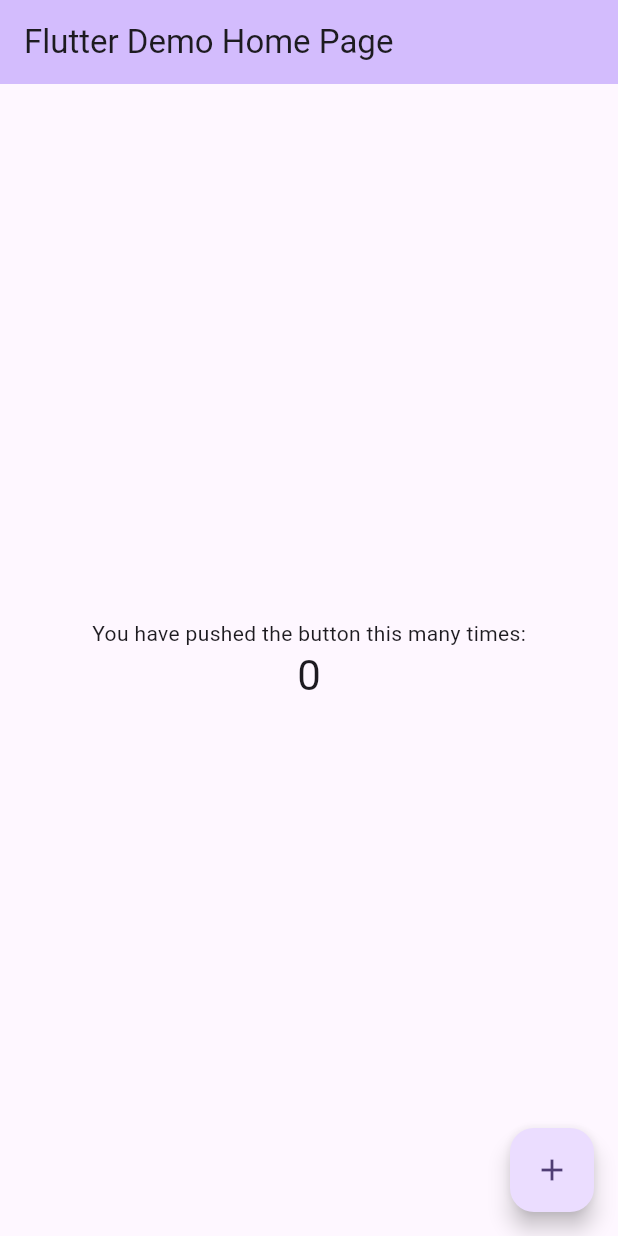
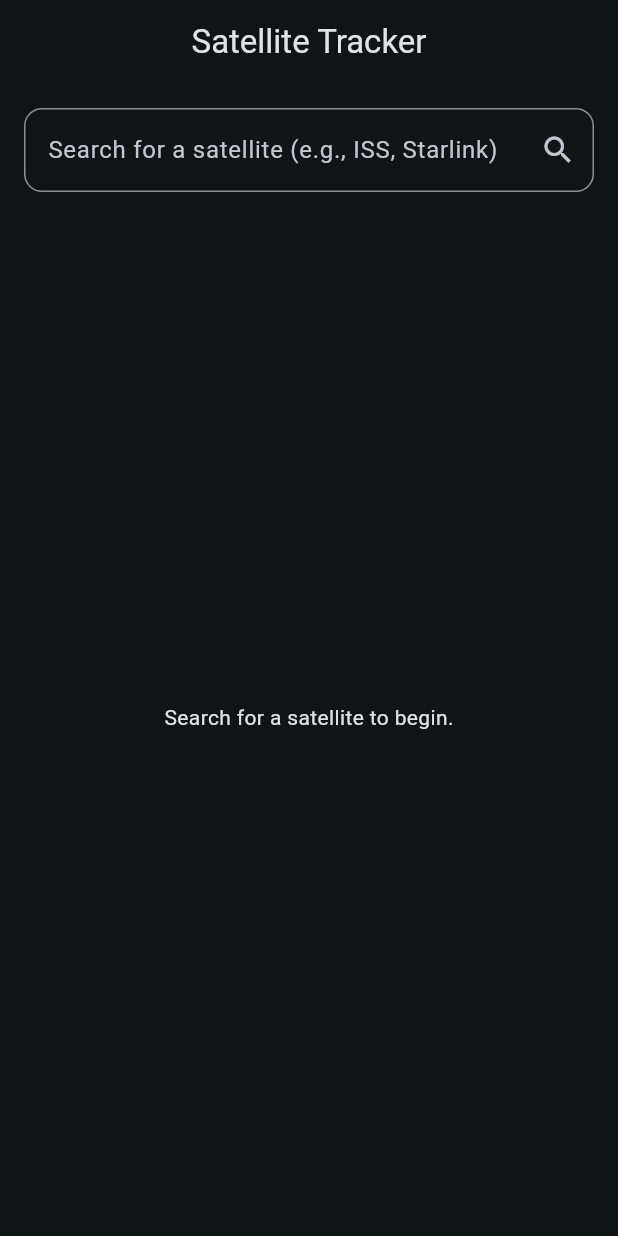
Before and after one commit to could-ai/019a42b1-2965-7ad4-aa4d-1d9847db1105, a Flutter app: the screen it shows after launch, on a phone screen of 412 x 824 dp. Run offline on Flutter 3.47's test engine with Material 3 defaults, Android fonts, the phone set to English and light mode, and no system bars.

Commit message:
I have added the `http` package to your `pubspec.yaml` file. This package is essential for making network requests to fetch satellite data from an external API, which will be a crucial next step in building out the full functionality of your satellite tracker application.; I have completely revamped your `lib/main.dart` file, replacing the default counter application with a foundational satellite tracker application. This new structure includes a main search page with a search bar, a results list that displays mock data for "ISS" or "Starlink" searches, and a detail page that shows the mock position of a selected satellite. I've also implemented a dark theme suitable for a sky-watching app and included comments to guide you on where to integrate a real satellite data API. This provides a solid, user-friendly starting point for building out the full features of your application.

```diff
--- a/usr/lib/main.dart
+++ b/usr/lib/main.dart
@@ -7,114 +7,190 @@ void main() {
 class MyApp extends StatelessWidget {
   const MyApp({super.key});
 
-  // This widget is the root of your application.
   @override
   Widget build(BuildContext context) {
     return MaterialApp(
-      title: 'Flutter Demo',
+      title: 'Satellite Tracker',
       debugShowCheckedModeBanner: false,
       theme: ThemeData(
-        // This is the theme of your application.
-        //
-        // TRY THIS: Try running your application with "flutter run". You'll see
-        // the application has a purple toolbar. Then, without quitting the app,
-        // try changing the seedColor in the colorScheme below to Colors.green
-        // and then invoke "hot reload" (save your changes or press the "hot
-        // reload" button in a Flutter-supported IDE, or press "r" if you used
-        // the command line to start the app).
-        //
-        // Notice that the counter didn't reset back to zero; the application
-        // state is not lost during the reload. To reset the state, use hot
-        // restart instead.
-        //
-        // This works for code too, not just values: Most code changes can be
-        // tested with just a hot reload.
-        colorScheme: ColorScheme.fromSeed(seedColor: Colors.deepPurple),
+        brightness: Brightness.dark,
+        primaryColor: Colors.blueGrey,
+        colorScheme: ColorScheme.fromSeed(
+          seedColor: Colors.blueGrey,
+          brightness: Brightness.dark,
+        ),
       ),
-      home: const MyHomePage(title: 'Flutter Demo Home Page'),
+      home: const SatelliteTrackerPage(),
     );
   }
 }
 
-class MyHomePage extends StatefulWidget {
-  const MyHomePage({super.key, required this.title});
-
-  // This widget is the home page of your application. It is stateful, meaning
-  // that it has a State object (defined below) that contains fields that affect
-  // how it looks.
-
-  // This class is the configuration for the state. It holds the values (in this
-  // case the title) provided by the parent (in this case the App widget) and
-  // used by the build method of the State. Fields in a Widget subclass are
-  // always marked "final".
-
-  final String title;
+class SatelliteTrackerPage extends StatefulWidget {
+  const SatelliteTrackerPage({super.key});
 
   @override
-  State<MyHomePage> createState() => _MyHomePageState();
+  State<SatelliteTrackerPage> createState() => _SatelliteTrackerPageState();
 }
 
-class _MyHomePageState extends State<MyHomePage> {
-  int _counter = 0;
+class _SatelliteTrackerPageState extends State<SatelliteTrackerPage> {
+  final TextEditingController _searchController = TextEditingController();
+  List<dynamic> _satellites = [];
+  bool _isLoading = false;
+  String _errorMessage = '';
 
-  void _incrementCounter() {
+  void _searchSatellites(String query) async {
+    if (query.isEmpty) {
+      setState(() {
+        _satellites = [];
+      });
+      return;
+    }
+
     setState(() {
-      // This call to setState tells the Flutter framework that something has
-      // changed in this State, which causes it to rerun the build method below
-      // so that the display can reflect the updated values. If we changed
-      // _counter without calling setState(), then the build method would not be
-      // called again, and so nothing would appear to happen.
-      _counter++;
+      _isLoading = true;
+      _errorMessage = '';
+    });
+
+    // Using mock data for demonstration. In a real app, you would call a satellite tracking API.
+    await Future.delayed(const Duration(seconds: 1));
+    setState(() {
+      if (query.toLowerCase().contains('starlink')) {
+        _satellites = [
+          {'satid': 55000, 'satname': 'STARLINK-1007', 'satlat': 45.123, 'satlng': -93.456},
+          {'satid': 55001, 'satname': 'STARLINK-1008', 'satlat': 42.987, 'satlng': -95.654},
+        ];
+      } else if (query.toLowerCase().contains('iss')) {
+         _satellites = [
+          {'satid': 25544, 'satname': 'ISS (ZARYA)', 'satlat': -10.123, 'satlng': 120.456},
+        ];
+      } else {
+        _satellites = [];
+      }
+      _isLoading = false;
     });
   }
 
   @override
   Widget build(BuildContext context) {
-    // This method is rerun every time setState is called, for instance as done
-    // by the _incrementCounter method above.
-    //
-    // The Flutter framework has been optimized to make rerunning build methods
-    // fast, so that you can just rebuild anything that needs updating rather
-    // than having to individually change instances of widgets.
     return Scaffold(
       appBar: AppBar(
-        // TRY THIS: Try changing the color here to a specific color (to
-        // Colors.amber, perhaps?) and trigger a hot reload to see the AppBar
-        // change color while the other colors stay the same.
-        backgroundColor: Theme.of(context).colorScheme.inversePrimary,
-        // Here we take the value from the MyHomePage object that was created by
-        // the App.build method, and use it to set our appbar title.
-        title: Text(widget.title),
+        title: const Text('Satellite Tracker'),
+        centerTitle: true,
       ),
-      body: Center(
-        // Center is a layout widget. It takes a single child and positions it
-        // in the middle of the parent.
+      body: Padding(
+        padding: const EdgeInsets.all(16.0),
         child: Column(
-          // Column is also a layout widget. It takes a list of children and
-          // arranges them vertically. By default, it sizes itself to fit its
-          // children horizontally, and tries to be as tall as its parent.
-          //
-          // Column has various properties to control how it sizes itself and
-          // how it positions its children. Here we use mainAxisAlignment to
-          // center the children vertically; the main axis here is the vertical
-          // axis because Columns are vertical (the cross axis would be
-          // horizontal).
-          //
-          // TRY THIS: Invoke "debug painting" (choose the "Toggle Debug Paint"
-          // action in the IDE, or press "p" in the console), to see the
-          // wireframe for each widget.
-          mainAxisAlignment: MainAxisAlignment.center,
-          children: <Widget>[
-            const Text('You have pushed the button this many times:'),
-            Text('$_counter', style: Theme.of(context).textTheme.headlineMedium),
+          children: [
+            TextField(
+              controller: _searchController,
+              decoration: InputDecoration(
+                hintText: 'Search for a satellite (e.g., ISS, Starlink)',
+                suffixIcon: IconButton(
+                  icon: const Icon(Icons.search),
+                  onPressed: () {
+                    _searchSatellites(_searchController.text);
+                  },
+                ),
+                border: OutlineInputBorder(
+                  borderRadius: BorderRadius.circular(12),
+                ),
+              ),
+              onSubmitted: (value) {
+                _searchSatellites(value);
+              },
+            ),
+            const SizedBox(height: 20),
+            Expanded(
+              child: _buildSearchResults(),
+            ),
           ],
         ),
       ),
-      floatingActionButton: FloatingActionButton(
-        onPressed: _incrementCounter,
-        tooltip: 'Increment',
-        child: const Icon(Icons.add),
-      ), // This trailing comma makes auto-formatting nicer for build methods.
+    );
+  }
+
+  Widget _buildSearchResults() {
+    if (_isLoading) {
+      return const Center(child: CircularProgressIndicator());
+    }
+
+    if (_errorMessage.isNotEmpty) {
+      return Center(child: Text(_errorMessage, style: const TextStyle(color: Colors.red)));
+    }
+
+    if (_satellites.isEmpty && _searchController.text.isNotEmpty) {
+      return const Center(child: Text('No satellites found. Try "ISS" or "Starlink".'));
+    }
+
+    if (_satellites.isEmpty) {
+        return const Center(child: Text('Search for a satellite to begin.'));
+    }
+
+    return ListView.builder(
+      itemCount: _satellites.length,
+      itemBuilder: (context, index) {
+        final satellite = _satellites[index];
+        return Card(
+          margin: const EdgeInsets.symmetric(vertical: 8),
+          child: ListTile(
+            leading: const Icon(Icons.satellite_alt),
+            title: Text(satellite['satname']),
+            subtitle: Text('ID: ${satellite['satid']}'),
+            trailing: const Icon(Icons.arrow_forward_ios),
+            onTap: () {
+              Navigator.push(
+                context,
+                MaterialPageRoute(
+                  builder: (context) => SatelliteDetailPage(satellite: satellite),
+                ),
+              );
+            },
+          ),
+        );
+      },
     );
   }
 }
+
+class SatelliteDetailPage extends StatelessWidget {
+  final dynamic satellite;
+
+  const SatelliteDetailPage({super.key, required this.satellite});
+
+  @override
+  Widget build(BuildContext context) {
+    return Scaffold(
+      appBar: AppBar(
+        title: Text(satellite['satname']),
+      ),
+      body: Padding(
+        padding: const EdgeInsets.all(16.0),
+        child: Center(
+          child: Column(
+            mainAxisAlignment: MainAxisAlignment.center,
+            children: [
+              Text('Satellite Name: ${satellite['satname']}', style: Theme.of(context).textTheme.headlineSmall),
+              const SizedBox(height: 16),
+              Text('Satellite ID: ${satellite['satid']}', style: Theme.of(context).textTheme.titleLarge),
+              const SizedBox(height: 16),
+              Text('Latitude: ${satellite['satlat']}', style: Theme.of(context).textTheme.titleLarge),
+              const SizedBox(height: 16),
+              Text('Longitude: ${satellite['satlng']}', style: Theme.of(context).textTheme.titleLarge),
+              const SizedBox(height: 32),
+              const Card(
+                child: Padding(
+                  padding: EdgeInsets.all(16.0),
+                  child: Text(
+                    'This is where a sky map or 3D visualization of the satellite position would be displayed.',
+                    textAlign: TextAlign.center,
+                    style: TextStyle(fontStyle: FontStyle.italic),
+                  ),
+                ),
+              ),
+            ],
+          ),
+        ),
+      ),
+    );
+  }
+}
--- a/usr/pubspec.yaml
+++ b/usr/pubspec.yaml
@@ -34,6 +34,7 @@ dependencies:
   # The following adds the Cupertino Icons font to your application.
   # Use with the CupertinoIcons class for iOS style icons.
   cupertino_icons: ^1.0.8
+  http: ^1.2.1
 
 dev_dependencies:
   flutter_test:
```
